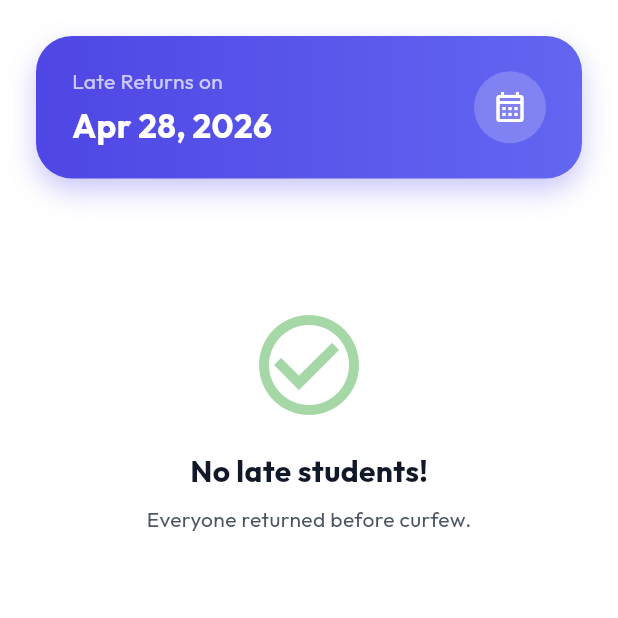
After one commit to Shivam5059/Hostel_App, a Flutter app: the LateStudentsView screen opened directly, on a phone screen of 412 x 824 dp, the top half of it. The commit adds this screen. Run offline on Flutter 3.47's test engine with Material 3 defaults, Android fonts, the phone set to English and light mode, and no system bars; drawn by our look-alikes of flutter_animate; our stand-ins replace camera, cross_file, google_fonts, share_plus, shared_preferences; missing offline and left inert: dart:html; accounts and stored records are empty.

Commit message:
late students tab

```diff
--- a/hostel_frontend/lib/api_calls.dart
+++ b/hostel_frontend/lib/api_calls.dart
@@ -319,6 +319,16 @@ class ApiManager {
       return _getList('/admin/attendance-history/detailed');
     }
     return _getList('/warden/${UserSession.userId}/attendance-history/detailed');
+  }
+
+  // --- Late Students ---
+  static Future<List<dynamic>> fetchLateStudents(String date) async {
+    if (UserSession.role == 'RECTOR') {
+      return _getList('/rector/late-students?date=$date');
+    } else if (UserSession.role == 'WARDEN') {
+      return _getList('/warden/${UserSession.userId}/late-students?date=$date');
+    }
+    return [];
   }
 
   // --- Room Transfers ---
--- /dev/null
+++ b/hostel_frontend/lib/screens/features/late_students_view.dart
@@ -0,0 +1,305 @@
+import 'package:flutter/material.dart';
+import 'package:intl/intl.dart';
+import 'package:flutter_animate/flutter_animate.dart';
+import '../../api_calls.dart';
+import '../../theme.dart';
+import '../../user_data.dart';
+
+class LateStudentsView extends StatefulWidget {
+  const LateStudentsView({super.key});
+
+  @override
+  State<LateStudentsView> createState() => _LateStudentsViewState();
+}
+
+class _LateStudentsViewState extends State<LateStudentsView> {
+  DateTime _selectedDate = DateTime.now();
+  late Future<List<dynamic>> _lateStudentsFuture;
+
+  @override
+  void initState() {
+    super.initState();
+    _fetchData();
+  }
+
+  void _fetchData() {
+    setState(() {
+      String dateStr = DateFormat('yyyy-MM-dd').format(_selectedDate);
+      _lateStudentsFuture = ApiManager.fetchLateStudents(dateStr);
+    });
+  }
+
+  @override
+  Widget build(BuildContext context) {
+    return Scaffold(
+      backgroundColor: Colors.transparent,
+      body: FutureBuilder<List<dynamic>>(
+        future: _lateStudentsFuture,
+        builder: (context, snapshot) {
+          if (snapshot.connectionState == ConnectionState.waiting) {
+            return const Center(child: CircularProgressIndicator());
+          }
+
+          if (snapshot.hasError) {
+            return Center(
+              child: Column(
+                mainAxisAlignment: MainAxisAlignment.center,
+                children: [
+                  const Icon(Icons.error_outline,
+                      size: 48, color: AppTheme.accentColor),
+                  const SizedBox(height: 16),
+                  const Text('Failed to load late students',
+                      style: TextStyle(fontWeight: FontWeight.bold)),
+                  TextButton(onPressed: _fetchData, child: const Text('Retry'))
+                ],
+              ),
+            );
+          }
+
+          final students = snapshot.data ?? [];
+
+          return RefreshIndicator(
+            onRefresh: () async => _fetchData(),
+            child: ListView.builder(
+              padding: const EdgeInsets.all(24),
+              physics: const AlwaysScrollableScrollPhysics(
+                  parent: BouncingScrollPhysics()),
+              itemCount: students.isEmpty ? 2 : students.length + 1,
+              itemBuilder: (context, index) {
+                // Header with Date Picker
+                if (index == 0) {
+                  return Padding(
+                    padding: const EdgeInsets.only(bottom: 24),
+                    child: Container(
+                      padding: const EdgeInsets.symmetric(
+                          horizontal: 24, vertical: 20),
+                      decoration: BoxDecoration(
+                        gradient: const LinearGradient(
+                            colors: [AppTheme.primaryColor, Color(0xFF6366F1)]),
+                        borderRadius: BorderRadius.circular(24),
+                        boxShadow: [
+                          BoxShadow(
+                            color: AppTheme.primaryColor.withValues(alpha: 0.3),
+                            blurRadius: 15,
+                            offset: const Offset(0, 8),
+                          ),
+                        ],
+                      ),
+                      child: Row(
+                        mainAxisAlignment: MainAxisAlignment.spaceBetween,
+                        children: [
+                          Column(
+                            crossAxisAlignment: CrossAxisAlignment.start,
+                            children: [
+                              const Text(
+                                'Late Returns on',
+                                style: TextStyle(
+                                  color: Colors.white70,
+                                  fontSize: 14,
+                                ),
+                              ),
+                              const SizedBox(height: 4),
+                              Text(
+                                DateFormat('MMM dd, yyyy').format(_selectedDate),
+                                style: const TextStyle(
+                                  color: Colors.white,
+                                  fontSize: 22,
+                                  fontWeight: FontWeight.bold,
+                                ),
+                              ),
+                            ],
+                          ),
+                          Material(
+                            color: Colors.white.withValues(alpha: 0.2),
+                            shape: const CircleBorder(),
+                            child: InkWell(
+                              customBorder: const CircleBorder(),
+                              onTap: () async {
+                                final date = await showDatePicker(
+                                  context: context,
+                                  initialDate: _selectedDate,
+                                  firstDate: DateTime(2020),
+                                  lastDate: DateTime.now(),
+                                );
+                                if (date != null) {
+                                  setState(() {
+                                    _selectedDate = date;
+                                  });
+                                  _fetchData();
+                                }
+                              },
+                              child: const Padding(
+                                padding: EdgeInsets.all(12.0),
+                                child: Icon(Icons.calendar_month_outlined,
+                                    color: Colors.white),
+                              ),
+                            ),
+                          ),
+                        ],
+                      ),
+                    ).animate().fadeIn().slideY(begin: -0.1),
+                  );
+                }
+
+                if (students.isEmpty) {
+                  return Center(
+                    child: Padding(
+                      padding: const EdgeInsets.only(top: 60.0),
+                      child: Column(
+                        children: [
+                          Icon(Icons.check_circle_outline,
+                              size: 80, color: Colors.green.withValues(alpha: 0.5)),
+                          const SizedBox(height: 16),
+                          const Text(
+                            'No late students!',
+                            style: TextStyle(
+                                fontSize: 20,
+                                fontWeight: FontWeight.bold,
+                                color: AppTheme.textPrimaryColor),
+                          ),
+                          const SizedBox(height: 8),
+                          const Text(
+                            'Everyone returned before curfew.',
+                            style: TextStyle(color: AppTheme.textSecondaryColor),
+                          ),
+                        ],
+                      ),
+                    ),
+                  ).animate().fadeIn();
+                }
+
+                final s = students[index - 1];
+                final exitTimeStr = s['exit_time'] ?? '';
+                String formattedExitTime = exitTimeStr;
+                try {
+                  if (exitTimeStr.isNotEmpty) {
+                    final dt = DateTime.parse(exitTimeStr);
+                    formattedExitTime = DateFormat('hh:mm a').format(dt);
+                  }
+                } catch (_) {}
+
+                return Card(
+                  margin: const EdgeInsets.only(bottom: 16),
+                  elevation: 0,
+                  shape: RoundedRectangleBorder(
+                    borderRadius: BorderRadius.circular(16),
+                    side: BorderSide(color: Colors.grey.shade200),
+                  ),
+                  child: Padding(
+                    padding: const EdgeInsets.all(16.0),
+                    child: Row(
+                      crossAxisAlignment: CrossAxisAlignment.center,
+                      children: [
+                        Container(
+                          width: 50,
+                          height: 50,
+                          decoration: BoxDecoration(
+                            color: Colors.redAccent.withValues(alpha: 0.1),
+                            shape: BoxShape.circle,
+                          ),
+                          child: const Icon(Icons.person_off_outlined,
+                              color: Colors.redAccent, size: 28),
+                        ),
+                        const SizedBox(width: 16),
+                        Expanded(
+                          child: Column(
+                            crossAxisAlignment: CrossAxisAlignment.start,
+                            children: [
+                              Text(
+                                s['name'] ?? 'Unknown',
+                                style: const TextStyle(
+                                  fontSize: 16,
+                                  fontWeight: FontWeight.bold,
+                                ),
+                              ),
+                              const SizedBox(height: 4),
+                              Row(
+                                children: [
+                                  const Icon(Icons.meeting_room_outlined,
+                                      size: 14,
+                                      color: AppTheme.textSecondaryColor),
+                                  const SizedBox(width: 4),
+                                  Text(
+                                    'Room ${s['room_number'] ?? 'N/A'}',
+                                    style: const TextStyle(
+                                      fontSize: 13,
+                                      color: AppTheme.textSecondaryColor,
+                                    ),
+                                  ),
+                                  if (UserSession.role == 'RECTOR' &&
+                                      s['hostel_name'] != null) ...[
+                                    const SizedBox(width: 12),
+                                    const Icon(Icons.apartment_outlined,
+                                        size: 14,
+                                        color: AppTheme.textSecondaryColor),
+                                    const SizedBox(width: 4),
+                                    Text(
+                                      s['hostel_name'],
+                                      style: const TextStyle(
+                                        fontSize: 13,
+                                        color: AppTheme.textSecondaryColor,
+                                      ),
+                                    ),
+                                  ],
+                                ],
+                              ),
+                            ],
+                          ),
+                        ),
+                        Column(
+                          crossAxisAlignment: CrossAxisAlignment.end,
+                          children: [
+                            Container(
+                              padding: const EdgeInsets.symmetric(
+                                  horizontal: 10, vertical: 4),
+                              decoration: BoxDecoration(
+                                color: Colors.orange.withValues(alpha: 0.1),
+                                borderRadius: BorderRadius.circular(12),
+                              ),
+                              child: Row(
+                                children: [
+                                  const Icon(Icons.logout,
+                                      size: 12, color: Colors.orange),
+                                  const SizedBox(width: 4),
+                                  Text(
+                                    formattedExitTime,
+                                    style: const TextStyle(
+                                      fontSize: 12,
+                                      fontWeight: FontWeight.bold,
+                                      color: Colors.orange,
+                                    ),
+                                  ),
+                                ],
+                              ),
+                            ),
+                            if (s['phone'] != null) ...[
+                              const SizedBox(height: 8),
+                              Row(
+                                children: [
+                                  const Icon(Icons.phone,
+                                      size: 14,
+                                      color: AppTheme.textSecondaryColor),
+                                  const SizedBox(width: 4),
+                                  Text(
+                                    s['phone'],
+                                    style: const TextStyle(
+                                        fontSize: 12,
+                                        color: AppTheme.textSecondaryColor),
+                                  ),
+                                ],
+                              ),
+                            ],
+                          ],
+                        ),
+                      ],
+                    ),
+                  ),
+                ).animate().fadeIn(delay: (30 * index).ms).slideX(begin: 0.05);
+              },
+            ),
+          );
+        },
+      ),
+    );
+  }
+}
--- a/hostel_frontend/lib/user_data.dart
+++ b/hostel_frontend/lib/user_data.dart
@@ -14,6 +14,7 @@ import 'admin/staff_management_view.dart';
 import 'admin/hostel_management_view.dart';
 import 'admin/notice_management_view.dart';
 import 'admin/admin_stats_view.dart';
+import 'screens/features/late_students_view.dart';
 
 class RoleFunction {
   final String title;
@@ -200,6 +201,11 @@ class UserSession {
             page: const RoomTransferView(),
           ),
           RoleFunction(
+            title: 'Late Students',
+            icon: Icons.access_time_outlined,
+            page: const LateStudentsView(),
+          ),
+          RoleFunction(
             title: 'Food Menu',
             icon: Icons.restaurant_menu_outlined,
             page: const MenuView(),
@@ -255,6 +261,11 @@ class UserSession {
             title: 'Complaints',
             icon: Icons.report_problem_outlined,
             page: const ComplaintsView(),
+          ),
+          RoleFunction(
+            title: 'Late Students',
+            icon: Icons.access_time_outlined,
+            page: const LateStudentsView(),
           ),
           RoleFunction(
             title: 'Food Menu',
```
Also changed, not shown: 2 other files.
